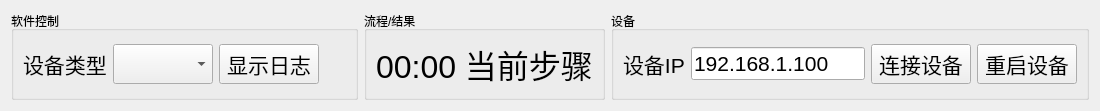
The window that ui/widget_common_bar.ui (huangqi2002/CameraCalibration) describes before a commit, drawn with Qt 5.
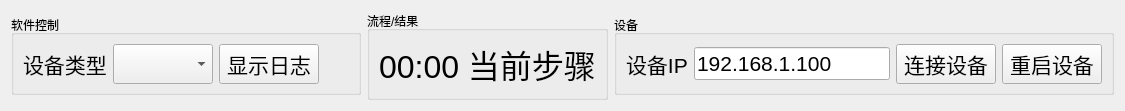
The same window after the commit.

Diff of the .ui file:
```diff
--- a/ui/widget_common_bar.ui
+++ b/ui/widget_common_bar.ui
@@ -7,7 +7,7 @@
     <x>0</x>
     <y>0</y>
     <width>1100</width>
-    <height>90</height>
+    <height>94</height>
    </rect>
   </property>
   <property name="windowTitle">
@@ -16,6 +16,18 @@
   <layout class="QHBoxLayout" name="horizontalLayout_4">
    <item>
     <widget class="QGroupBox" name="groupBox_2">
+     <property name="minimumSize">
+      <size>
+       <width>350</width>
+       <height>80</height>
+      </size>
+     </property>
+     <property name="maximumSize">
+      <size>
+       <width>350</width>
+       <height>80</height>
+      </size>
+     </property>
      <property name="title">
       <string>软件控制</string>
      </property>
@@ -83,6 +95,12 @@
    </item>
    <item>
     <widget class="QGroupBox" name="groupBox_3">
+     <property name="maximumSize">
+      <size>
+       <width>1000</width>
+       <height>16777215</height>
+      </size>
+     </property>
      <property name="title">
       <string>流程/结果</string>
      </property>
@@ -116,7 +134,6 @@
         <property name="font">
          <font>
           <pointsize>24</pointsize>
-          <weight>50</weight>
           <bold>false</bold>
          </font>
         </property>
@@ -133,6 +150,18 @@
    </item>
    <item>
     <widget class="QGroupBox" name="groupBox">
+     <property name="minimumSize">
+      <size>
+       <width>500</width>
+       <height>70</height>
+      </size>
+     </property>
+     <property name="maximumSize">
+      <size>
+       <width>350</width>
+       <height>80</height>
+      </size>
+     </property>
      <property name="title">
       <string>设备</string>
      </property>
```
